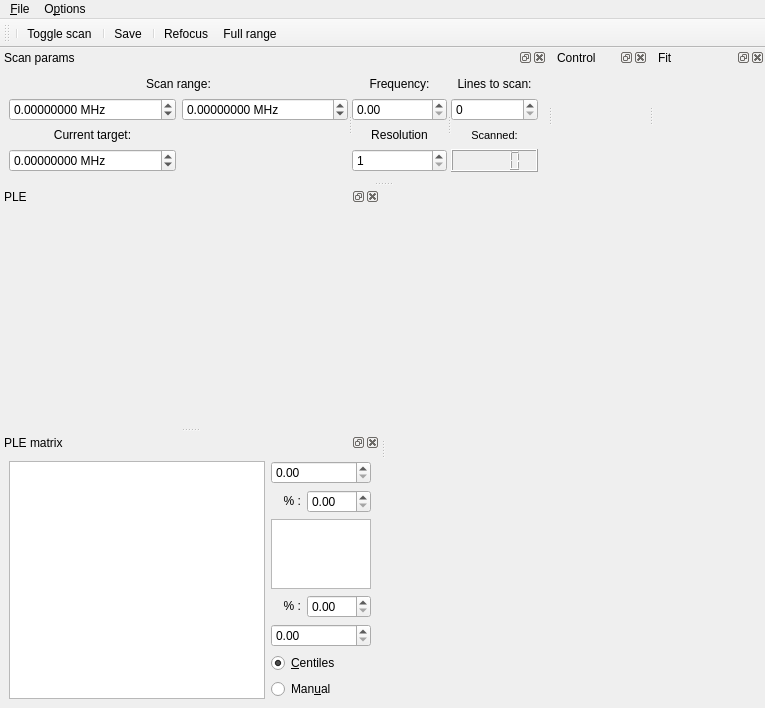
bbuusshh/scudi, file src/qudi/gui/ple/ple_gui.ui: the form before one commit.
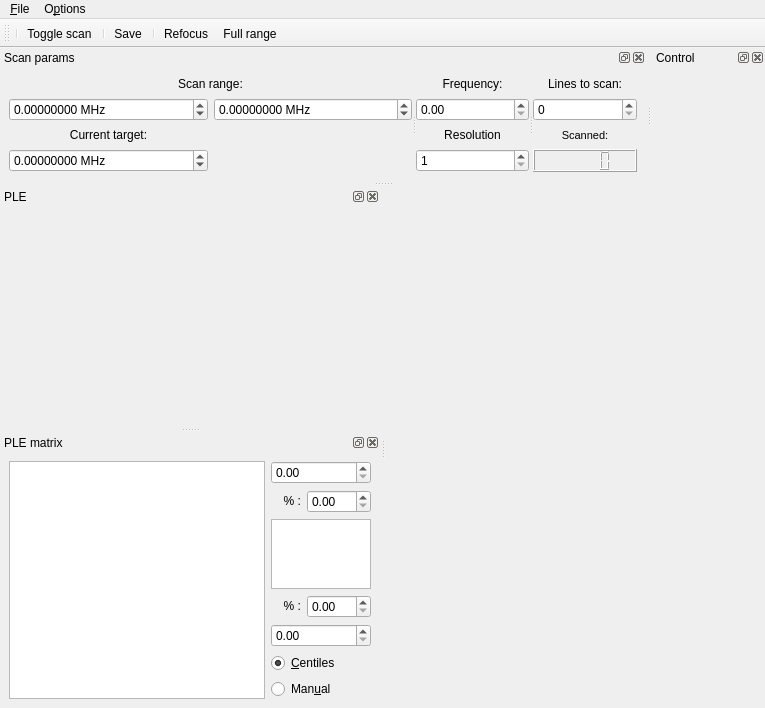
The form after the commit. Icons and pictures are not drawn. Custom widgets are drawn as their Qt base class.

```diff
--- a/src/qudi/gui/ple/ple_gui.ui
+++ b/src/qudi/gui/ple/ple_gui.ui
@@ -430,23 +430,6 @@
     </layout>
    </widget>
   </widget>
-  <widget class="QDockWidget" name="fit_dockWidget">
-   <property name="minimumSize">
-    <size>
-     <width>93</width>
-     <height>63</height>
-    </size>
-   </property>
-   <property name="windowTitle">
-    <string>Fit</string>
-   </property>
-   <attribute name="dockWidgetArea">
-    <number>4</number>
-   </attribute>
-   <widget class="QWidget" name="dockWidgetContents_4">
-    <layout class="QGridLayout" name="gridLayout_7"/>
-   </widget>
-  </widget>
   <widget class="QDockWidget" name="ple_matrix_dockWidget">
    <property name="sizePolicy">
     <sizepolicy hsizetype="Preferred" vsizetype="Preferred">
```
Left out of the diff: 1 changed line with no effect on the pictures.
